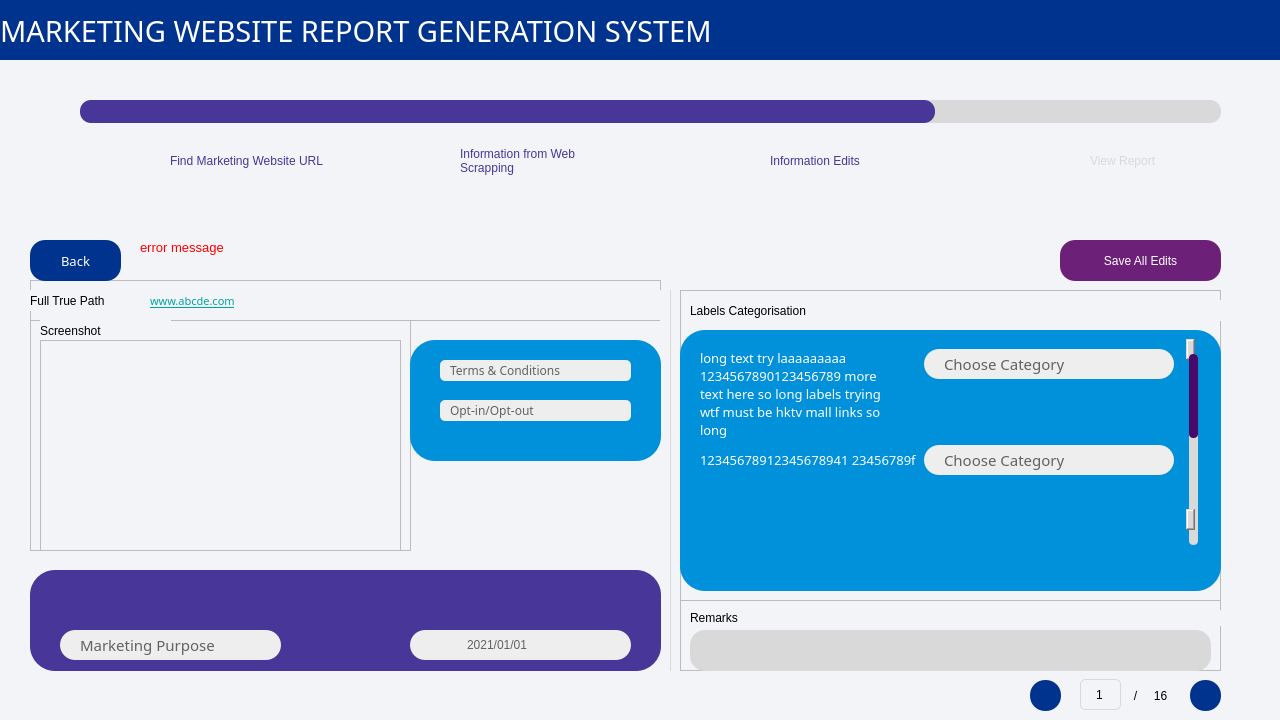
Qt form MainPageUI.ui (hayleywhsham/ISOM4400_FYP) before a commit.
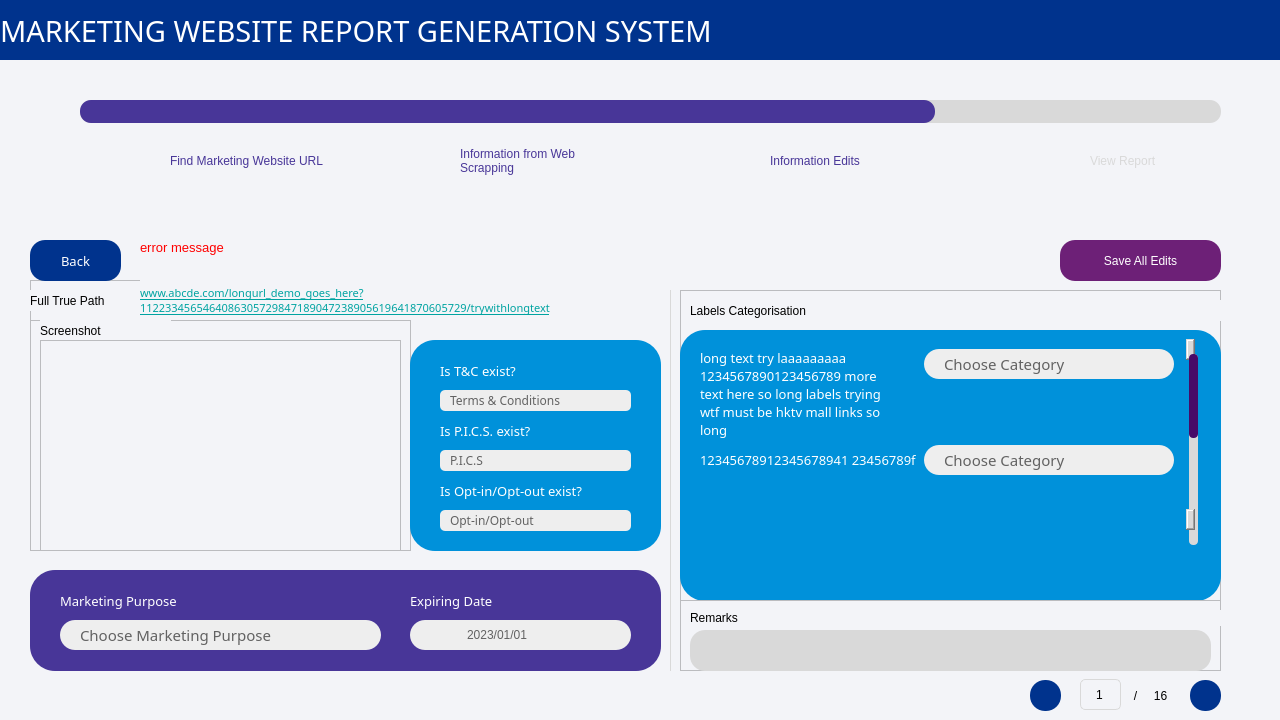
The same form after that commit. The open tabs and pages were chosen to show the change. Icons and pictures are not drawn.

Patch:
```diff
--- a/MainPageUI.ui
+++ b/MainPageUI.ui
@@ -117,7 +117,7 @@
      <string notr="true">background-color: rgb(255, 255, 255);</string>
     </property>
     <property name="currentIndex">
-     <number>3</number>
+     <number>1</number>
     </property>
     <widget class="QWidget" name="search_page">
      <widget class="QWidget" name="widget_search_page_progress" native="true">
@@ -1771,10 +1771,10 @@
        <widget class="QLabel" name="lbl_info_edit_page_full_url">
         <property name="geometry">
          <rect>
-          <x>120</x>
-          <y>10</y>
-          <width>511</width>
-          <height>21</height>
+          <x>110</x>
+          <y>0</y>
+          <width>521</width>
+          <height>41</height>
          </rect>
         </property>
         <property name="font">
@@ -1792,7 +1792,7 @@
 color: rgb(0, 163, 161);</string>
         </property>
         <property name="text">
-         <string>www.abcde.com</string>
+         <string>www.abcde.com/longurl_demo_goes_here?1122334565464086305729847189047238905619641870605729/trywithlongtext</string>
         </property>
         <property name="wordWrap">
          <bool>true</bool>
@@ -1916,7 +1916,7 @@
           <x>0</x>
           <y>40</y>
           <width>541</width>
-          <height>261</height>
+          <height>271</height>
          </rect>
         </property>
         <property name="styleSheet">
@@ -2417,8 +2417,8 @@
         <property name="geometry">
          <rect>
           <x>30</x>
-          <y>60</y>
-          <width>221</width>
+          <y>50</y>
+          <width>321</width>
           <height>30</height>
          </rect>
         </property>
@@ -2485,7 +2485,7 @@
         </property>
         <item>
          <property name="text">
-          <string>Marketing Purpose</string>
+          <string>Choose Marketing Purpose</string>
          </property>
         </item>
         <item>
@@ -2503,7 +2503,7 @@
         <property name="geometry">
          <rect>
           <x>380</x>
-          <y>60</y>
+          <y>50</y>
           <width>221</width>
           <height>30</height>
          </rect>
@@ -2633,7 +2633,7 @@
           <hour>0</hour>
           <minute>0</minute>
           <second>0</second>
-          <year>2021</year>
+          <year>2023</year>
           <month>1</month>
           <day>1</day>
          </datetime>
@@ -2648,6 +2648,112 @@
          <bool>true</bool>
         </property>
        </widget>
+       <widget class="QLabel" name="lbl_info_edit_page_marketing_purpose">
+        <property name="geometry">
+         <rect>
+          <x>30</x>
+          <y>20</y>
+          <width>218</width>
+          <height>21</height>
+         </rect>
+        </property>
+        <property name="sizePolicy">
+         <sizepolicy hsizetype="Preferred" vsizetype="Preferred">
+          <horstretch>0</horstretch>
+          <verstretch>0</verstretch>
+         </sizepolicy>
+        </property>
+        <property name="minimumSize">
+         <size>
+          <width>218</width>
+          <height>20</height>
+         </size>
+        </property>
+        <property name="maximumSize">
+         <size>
+          <width>200</width>
+          <height>16777215</height>
+         </size>
+        </property>
+        <property name="font">
+         <font>
+          <family>Arial Black</family>
+          <pointsize>10</pointsize>
+          <weight>10</weight>
+          <italic>false</italic>
+          <bold>false</bold>
+          <kerning>true</kerning>
+         </font>
+        </property>
+        <property name="styleSheet">
+         <string notr="true">color: rgb(255, 255, 255);</string>
+        </property>
+        <property name="text">
+         <string>Marketing Purpose</string>
+        </property>
+        <property name="textFormat">
+         <enum>Qt::AutoText</enum>
+        </property>
+        <property name="scaledContents">
+         <bool>true</bool>
+        </property>
+        <property name="wordWrap">
+         <bool>true</bool>
+        </property>
+       </widget>
+       <widget class="QLabel" name="lbl_info_edit_page_expiring_date">
+        <property name="geometry">
+         <rect>
+          <x>380</x>
+          <y>20</y>
+          <width>218</width>
+          <height>21</height>
+         </rect>
+        </property>
+        <property name="sizePolicy">
+         <sizepolicy hsizetype="Preferred" vsizetype="Preferred">
+          <horstretch>0</horstretch>
+          <verstretch>0</verstretch>
+         </sizepolicy>
+        </property>
+        <property name="minimumSize">
+         <size>
+          <width>218</width>
+          <height>20</height>
+         </size>
+        </property>
+        <property name="maximumSize">
+         <size>
+          <width>200</width>
+          <height>16777215</height>
+         </size>
+        </property>
+        <property name="font">
+         <font>
+          <family>Arial Black</family>
+          <pointsize>10</pointsize>
+          <weight>10</weight>
+          <italic>false</italic>
+          <bold>false</bold>
+          <kerning>true</kerning>
+         </font>
+        </property>
+        <property name="styleSheet">
+         <string notr="true">color: rgb(255, 255, 255);</string>
+        </property>
+        <property name="text">
+         <string>Expiring Date</string>
+        </property>
+        <property name="textFormat">
+         <enum>Qt::AutoText</enum>
+        </property>
+        <property name="scaledContents">
+         <bool>true</bool>
+        </property>
+        <property name="wordWrap">
+         <bool>true</bool>
+        </property>
+       </widget>
       </widget>
       <widget class="QFrame" name="frame_info_edit_page_remarks">
        <property name="geometry">
@@ -2890,7 +2996,7 @@
          <x>410</x>
          <y>120</y>
          <width>251</width>
-         <height>121</height>
+         <height>211</height>
         </rect>
        </property>
        <property name="styleSheet">
@@ -2912,7 +3018,7 @@
         <property name="geometry">
          <rect>
           <x>30</x>
-          <y>60</y>
+          <y>170</y>
           <width>191</width>
           <height>21</height>
          </rect>
@@ -3020,109 +3126,376 @@
         <property name="geometry">
          <rect>
           <x>30</x>
+          <y>50</y>
+          <width>191</width>
+          <height>21</height>
+         </rect>
+        </property>
+        <property name="font">
+         <font>
+          <family>Arial Black</family>
+          <pointsize>-1</pointsize>
+          <weight>10</weight>
+          <italic>false</italic>
+          <bold>false</bold>
+         </font>
+        </property>
+        <property name="contextMenuPolicy">
+         <enum>Qt::DefaultContextMenu</enum>
+        </property>
+        <property name="styleSheet">
+         <string notr="true">QComboBox
+{
+	background-color: rgb(238, 238, 238);
+	color: rgb(98, 98, 98);
+	border-radius: 5px;
+	font-size: 12px;
+	padding-left: 10px;
+}
+
+
+QComboBox::down-arrow
+{
+	border-image: url(:/image/arrow_down_grey.png);
+	height: 10px;
+	width: 10px;
+}
+
+QComboBox::drop-down
+{
+	subcontrol-origin: padding;
+	subcontrol-position: top right;
+	width: 25px; 
+	border-top-right-radius: 3px;
+	border-bottom-right-radius: 3px;
+}
+
+QComboBox QAbstractItemView
+{
+    color: rgb(98, 98, 98); /*dark grey*/
+	background-color: white;
+    	selection-background-color: rgb(71, 10, 104); /*KPMG Purple*/
+	selection-color: white;
+	border-radius: 0px;
+}
+
+</string>
+        </property>
+        <property name="editable">
+         <bool>false</bool>
+        </property>
+        <property name="currentIndex">
+         <number>0</number>
+        </property>
+        <property name="maxVisibleItems">
+         <number>3</number>
+        </property>
+        <property name="insertPolicy">
+         <enum>QComboBox::InsertAtBottom</enum>
+        </property>
+        <property name="sizeAdjustPolicy">
+         <enum>QComboBox::AdjustToMinimumContentsLength</enum>
+        </property>
+        <property name="iconSize">
+         <size>
+          <width>15</width>
+          <height>15</height>
+         </size>
+        </property>
+        <item>
+         <property name="text">
+          <string>Terms &amp; Conditions</string>
+         </property>
+         <property name="icon">
+          <iconset resource="images/image.qrc">
+           <normaloff>:/image/question_mark_grey.png</normaloff>:/image/question_mark_grey.png</iconset>
+         </property>
+        </item>
+        <item>
+         <property name="text">
+          <string>Terms &amp; Conditions</string>
+         </property>
+         <property name="icon">
+          <iconset resource="images/image.qrc">
+           <normaloff>:/image/tick_green.png</normaloff>:/image/tick_green.png</iconset>
+         </property>
+        </item>
+        <item>
+         <property name="text">
+          <string>Terms &amp; Conditions</string>
+         </property>
+         <property name="icon">
+          <iconset resource="images/image.qrc">
+           <normaloff>:/image/cross_red.png</normaloff>:/image/cross_red.png</iconset>
+         </property>
+        </item>
+       </widget>
+       <widget class="QComboBox" name="input_info_edit_page_pics">
+        <property name="geometry">
+         <rect>
+          <x>30</x>
+          <y>110</y>
+          <width>191</width>
+          <height>21</height>
+         </rect>
+        </property>
+        <property name="font">
+         <font>
+          <family>Arial Black</family>
+          <pointsize>-1</pointsize>
+          <weight>10</weight>
+          <italic>false</italic>
+          <bold>false</bold>
+         </font>
+        </property>
+        <property name="contextMenuPolicy">
+         <enum>Qt::DefaultContextMenu</enum>
+        </property>
+        <property name="styleSheet">
+         <string notr="true">QComboBox
+{
+	background-color: rgb(238, 238, 238);
+	color: rgb(98, 98, 98);
+	border-radius: 5px;
+	font-size: 12px;
+	padding-left: 10px;
+}
+
+
+QComboBox::down-arrow
+{
+	border-image: url(:/image/arrow_down_grey.png);
+	height: 10px;
+	width: 10px;
+}
+
+QComboBox::drop-down
+{
+	subcontrol-origin: padding;
+	subcontrol-position: top right;
+	width: 25px; 
+	border-top-right-radius: 3px;
+	border-bottom-right-radius: 3px;
+}
+
+QComboBox QAbstractItemView
+{
+    color: rgb(98, 98, 98); /*dark grey*/
+	background-color: white;
+    	selection-background-color: rgb(71, 10, 104); /*KPMG Purple*/
+	selection-color: white;
+	border-radius: 0px;
+}
+
+</string>
+        </property>
+        <property name="editable">
+         <bool>false</bool>
+        </property>
+        <property name="currentIndex">
+         <number>0</number>
+        </property>
+        <property name="maxVisibleItems">
+         <number>3</number>
+        </property>
+        <property name="insertPolicy">
+         <enum>QComboBox::InsertAtBottom</enum>
+        </property>
+        <property name="sizeAdjustPolicy">
+         <enum>QComboBox::AdjustToMinimumContentsLength</enum>
+        </property>
+        <property name="iconSize">
+         <size>
+          <width>15</width>
+          <height>15</height>
+         </size>
+        </property>
+        <item>
+         <property name="text">
+          <string>P.I.C.S</string>
+         </property>
+         <property name="icon">
+          <iconset resource="images/image.qrc">
+           <normaloff>:/image/question_mark_grey.png</normaloff>:/image/question_mark_grey.png</iconset>
+         </property>
+        </item>
+        <item>
+         <property name="text">
+          <string>P.I.C.S</string>
+         </property>
+         <property name="icon">
+          <iconset resource="images/image.qrc">
+           <normaloff>:/image/tick_green.png</normaloff>:/image/tick_green.png</iconset>
+         </property>
+        </item>
+        <item>
+         <property name="text">
+          <string>P.I.C.S</string>
+         </property>
+         <property name="icon">
+          <iconset resource="images/image.qrc">
+           <normaloff>:/image/cross_red.png</normaloff>:/image/cross_red.png</iconset>
+         </property>
+        </item>
+       </widget>
+       <widget class="QLabel" name="lbl_info_edit_page_tnc">
+        <property name="geometry">
+         <rect>
+          <x>30</x>
           <y>20</y>
-          <width>191</width>
+          <width>200</width>
           <height>21</height>
          </rect>
         </property>
+        <property name="sizePolicy">
+         <sizepolicy hsizetype="Preferred" vsizetype="Preferred">
+          <horstretch>0</horstretch>
+          <verstretch>0</verstretch>
+         </sizepolicy>
+        </property>
+        <property name="minimumSize">
+         <size>
+          <width>200</width>
+          <height>20</height>
+         </size>
+        </property>
+        <property name="maximumSize">
+         <size>
+          <width>200</width>
+          <height>16777215</height>
+         </size>
+        </property>
         <property name="font">
          <font>
           <family>Arial Black</family>
-          <pointsize>-1</pointsize>
+          <pointsize>10</pointsize>
           <weight>10</weight>
           <italic>false</italic>
           <bold>false</bold>
+          <kerning>true</kerning>
          </font>
         </property>
-        <property name="contextMenuPolicy">
-         <enum>Qt::DefaultContextMenu</enum>
+        <property name="styleSheet">
+         <string notr="true">color: rgb(255, 255, 255);</string>
         </property>
+        <property name="text">
+         <string>Is T&amp;C exist?</string>
+        </property>
+        <property name="textFormat">
+         <enum>Qt::AutoText</enum>
+        </property>
+        <property name="scaledContents">
+         <bool>true</bool>
+        </property>
+        <property name="wordWrap">
+         <bool>true</bool>
+        </property>
+       </widget>
+       <widget class="QLabel" name="lbl_info_edit_page_pics">
+        <property name="geometry">
+         <rect>
+          <x>30</x>
+          <y>80</y>
+          <width>200</width>
+          <height>21</height>
+         </rect>
+        </property>
+        <property name="sizePolicy">
+         <sizepolicy hsizetype="Preferred" vsizetype="Preferred">
+          <horstretch>0</horstretch>
+          <verstretch>0</verstretch>
+         </sizepolicy>
+        </property>
+        <property name="minimumSize">
+         <size>
+          <width>200</width>
+          <height>20</height>
+         </size>
+        </property>
+        <property name="maximumSize">
+         <size>
+          <width>200</width>
+          <height>16777215</height>
+         </size>
+        </property>
+        <property name="font">
+         <font>
+          <family>Arial Black</family>
+          <pointsize>10</pointsize>
+          <weight>10</weight>
+          <italic>false</italic>
+          <bold>false</bold>
+          <kerning>true</kerning>
+         </font>
+        </property>
         <property name="styleSheet">
-         <string notr="true">QComboBox
-{
-	background-color: rgb(238, 238, 238);
-	color: rgb(98, 98, 98);
-	border-radius: 5px;
-	font-size: 12px;
-	padding-left: 10px;
-}
-
-
-QComboBox::down-arrow
-{
-	border-image: url(:/image/arrow_down_grey.png);
-	height: 10px;
-	width: 10px;
-}
-
-QComboBox::drop-down
-{
-	subcontrol-origin: padding;
-	subcontrol-position: top right;
-	width: 25px; 
-	border-top-right-radius: 3px;
-	border-bottom-right-radius: 3px;
-}
-
-QComboBox QAbstractItemView
-{
-    color: rgb(98, 98, 98); /*dark grey*/
-	background-color: white;
-    	selection-background-color: rgb(71, 10, 104); /*KPMG Purple*/
-	selection-color: white;
-	border-radius: 0px;
-}
-
-</string>
+         <string notr="true">color: rgb(255, 255, 255);</string>
         </property>
-        <property name="editable">
-         <bool>false</bool>
+        <property name="text">
+         <string>Is P.I.C.S. exist?</string>
         </property>
-        <property name="currentIndex">
-         <number>0</number>
+        <property name="textFormat">
+         <enum>Qt::AutoText</enum>
         </property>
-        <property name="maxVisibleItems">
-         <number>3</number>
+        <property name="scaledContents">
+         <bool>true</bool>
         </property>
-        <property name="insertPolicy">
-         <enum>QComboBox::InsertAtBottom</enum>
+        <property name="wordWrap">
+         <bool>true</bool>
         </property>
-        <property name="sizeAdjustPolicy">
-         <enum>QComboBox::AdjustToMinimumContentsLength</enum>
+       </widget>
+       <widget class="QLabel" name="lbl_info_edit_page_opt_in_out">
+        <property name="geometry">
+         <rect>
+          <x>30</x>
+          <y>140</y>
+          <width>200</width>
+          <height>21</height>
+         </rect>
         </property>
-        <property name="iconSize">
+        <property name="sizePolicy">
+         <sizepolicy hsizetype="Preferred" vsizetype="Preferred">
+          <horstretch>0</horstretch>
+          <verstretch>0</verstretch>
+         </sizepolicy>
+        </property>
+        <property name="minimumSize">
          <size>
-          <width>15</width>
-          <height>15</height>
+          <width>200</width>
+          <height>20</height>
          </size>
         </property>
-        <item>
-         <property name="text">
-          <string>Terms &amp; Conditions</string>
-         </property>
-         <property name="icon">
-          <iconset resource="images/image.qrc">
-           <normaloff>:/image/question_mark_grey.png</normaloff>:/image/question_mark_grey.png</iconset>
-         </property>
-        </item>
-        <item>
-         <property name="text">
-          <string>Terms &amp; Conditions</string>
-         </property>
-         <property name="icon">
-          <iconset resource="images/image.qrc">
-           <normaloff>:/image/tick_green.png</normaloff>:/image/tick_green.png</iconset>
-         </property>
-        </item>
-        <item>
-         <property name="text">
-          <string>Terms &amp; Conditions</string>
-         </property>
-         <property name="icon">
-          <iconset resource="images/image.qrc">
-           <normaloff>:/image/cross_red.png</normaloff>:/image/cross_red.png</iconset>
-         </property>
-        </item>
+        <property name="maximumSize">
+         <size>
+          <width>200</width>
+          <height>16777215</height>
+         </size>
+        </property>
+        <property name="font">
+         <font>
+          <family>Arial Black</family>
+          <pointsize>10</pointsize>
+          <weight>10</weight>
+          <italic>false</italic>
+          <bold>false</bold>
+          <kerning>true</kerning>
+         </font>
+        </property>
+        <property name="styleSheet">
+         <string notr="true">color: rgb(255, 255, 255);</string>
+        </property>
+        <property name="text">
+         <string>Is Opt-in/Opt-out exist?</string>
+        </property>
+        <property name="textFormat">
+         <enum>Qt::AutoText</enum>
+        </property>
+        <property name="scaledContents">
+         <bool>true</bool>
+        </property>
+        <property name="wordWrap">
+         <bool>true</bool>
+        </property>
        </widget>
       </widget>
      </widget>
```
